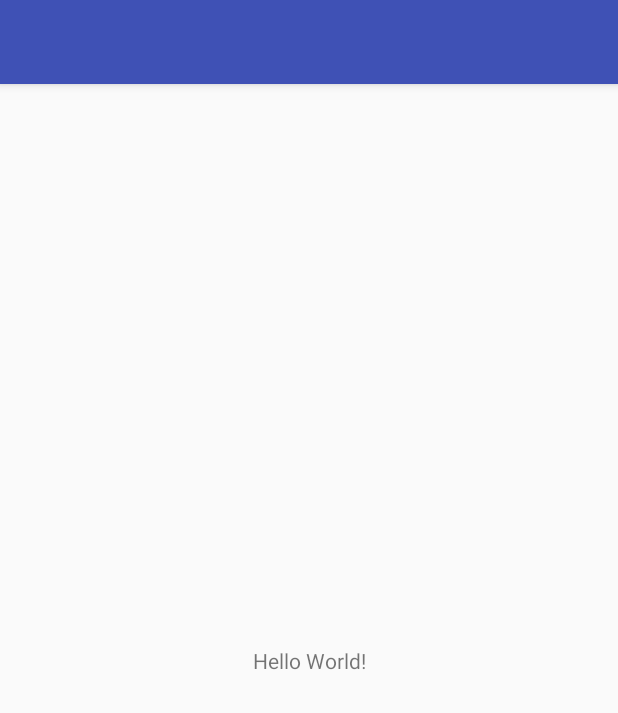
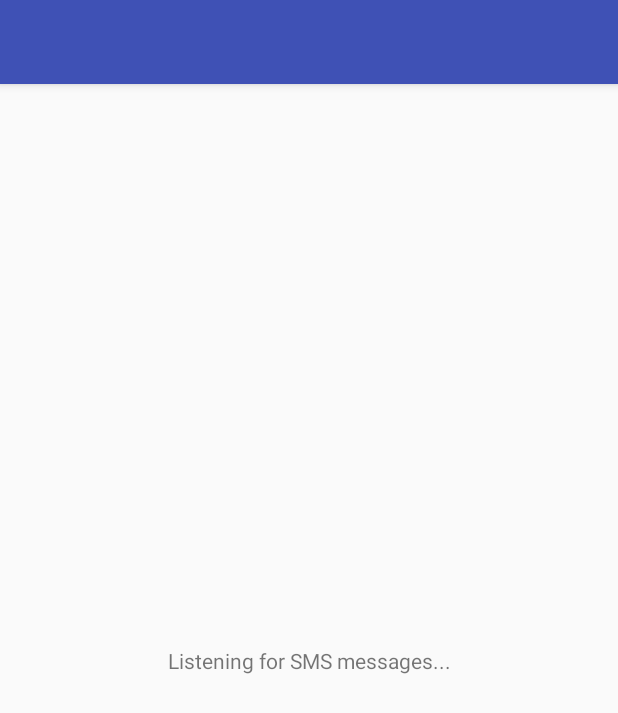
Before and after one commit to JCGrant/Notifi, an Android app: the screen it shows after launch (MainActivity), on a phone screen of 412 x 824 dp. Shown: the top 713 px of the screen. Run offline under Robolectric (Android 15) with nearby library versions, the phone set to English and light mode, and no system bars.

Commit message:
Change text to "Listening for SMS messages..."

```diff
--- a/app/src/main/res/layout/activity_main.xml
+++ b/app/src/main/res/layout/activity_main.xml
@@ -9,7 +9,7 @@
     <TextView
         android:layout_width="wrap_content"
         android:layout_height="wrap_content"
-        android:text="Hello World!"
+        android:text="Listening for SMS messages..."
         app:layout_constraintBottom_toBottomOf="parent"
         app:layout_constraintLeft_toLeftOf="parent"
         app:layout_constraintRight_toRightOf="parent"
```
